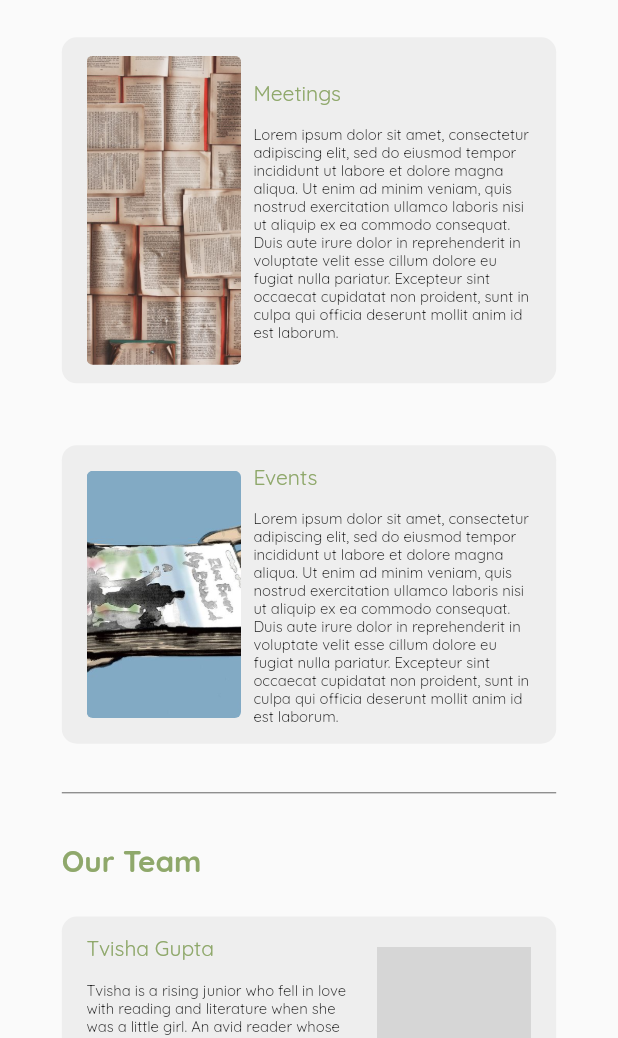
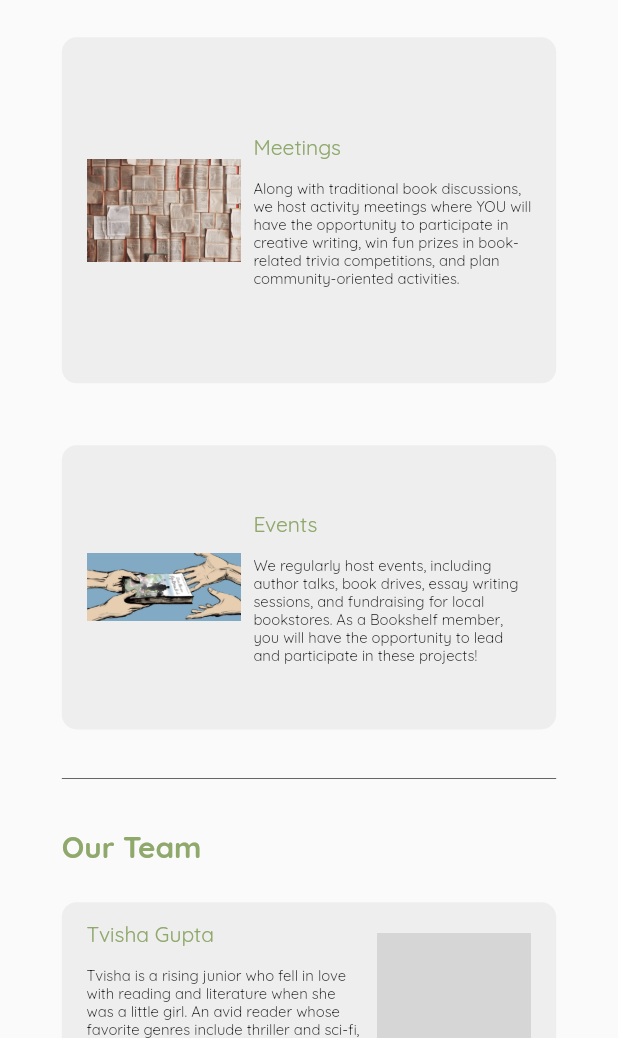
Before and after one commit to RhinoInani/MvBookshelfWebsite, a Flutter app: the AboutUs screen opened by its route, on a phone screen of 412 x 824 dp, the part 198-1236 px from its top. Run offline on Flutter 3.47's test engine with Material 2 defaults, Android fonts, the phone set to English and light mode, and no system bars; our stand-ins replace animated_text_kit, font_awesome_flutter, google_fonts; missing offline and left inert: coast, dart:html, gsheets, mailto; grey boxes are pictures that could not be loaded.

Commit message:
Version 1.0.6 now live. Update to website information.

```diff
--- a/lib/screens/navBarPages/aboutUs.dart
+++ b/lib/screens/navBarPages/aboutUs.dart
@@ -50,7 +50,7 @@ class _AboutUsState extends State<AboutUs> {
                     imageHeight: size.height * 0.25,
                     imageWidth: size.width * 0.25,
                     bodyText:
-                        "Lorem ipsum dolor sit amet, consectetur adipiscing elit, sed do eiusmod tempor incididunt ut labore et dolore magna aliqua. Ut enim ad minim veniam, quis nostrud exercitation ullamco laboris nisi ut aliquip ex ea commodo consequat. Duis aute irure dolor in reprehenderit in voluptate velit esse cillum dolore eu fugiat nulla pariatur. Excepteur sint occaecat cupidatat non proident, sunt in culpa qui officia deserunt mollit anim id est laborum.",
+                        "Along with traditional book discussions, we host activity meetings where YOU will have the opportunity to participate in creative writing, win fun prizes in book-related trivia competitions, and plan community-oriented activities.",
                     imagePath: 'assets/bookshelfBackground4.jpeg',
                     flipped: false,
                     headerText: 'Meetings',
@@ -63,7 +63,7 @@ class _AboutUsState extends State<AboutUs> {
                     imageHeight: size.height * 0.2,
                     imageWidth: size.width * 0.25,
                     bodyText:
-                        "Lorem ipsum dolor sit amet, consectetur adipiscing elit, sed do eiusmod tempor incididunt ut labore et dolore magna aliqua. Ut enim ad minim veniam, quis nostrud exercitation ullamco laboris nisi ut aliquip ex ea commodo consequat. Duis aute irure dolor in reprehenderit in voluptate velit esse cillum dolore eu fugiat nulla pariatur. Excepteur sint occaecat cupidatat non proident, sunt in culpa qui officia deserunt mollit anim id est laborum.",
+                        "We regularly host events, including author talks, book drives, essay writing sessions, and fundraising for local bookstores. As a Bookshelf member, you will have the opportunity to lead and participate in these projects!",
                     imagePath: 'assets/bookshelfBackground3.jpeg',
                     flipped: false,
                     headerText: 'Events',
@@ -180,7 +180,7 @@ class AboutUsCard extends StatelessWidget {
                   borderRadius: BorderRadius.circular(size.longestSide * 0.005),
                   child: Image.asset(
                     '$imagePath',
-                    fit: BoxFit.fitHeight,
+                    fit: BoxFit.scaleDown,
                     height: imageHeight,
                     width: imageWidth,
                   ),
@@ -195,7 +195,7 @@ class AboutUsCard extends StatelessWidget {
                   borderRadius: BorderRadius.circular(size.longestSide * 0.005),
                   child: Image.asset(
                     '$imagePath',
-                    fit: BoxFit.fitHeight,
+                    fit: BoxFit.scaleDown,
                     height: imageHeight,
                     width: imageWidth,
                   ),
```
